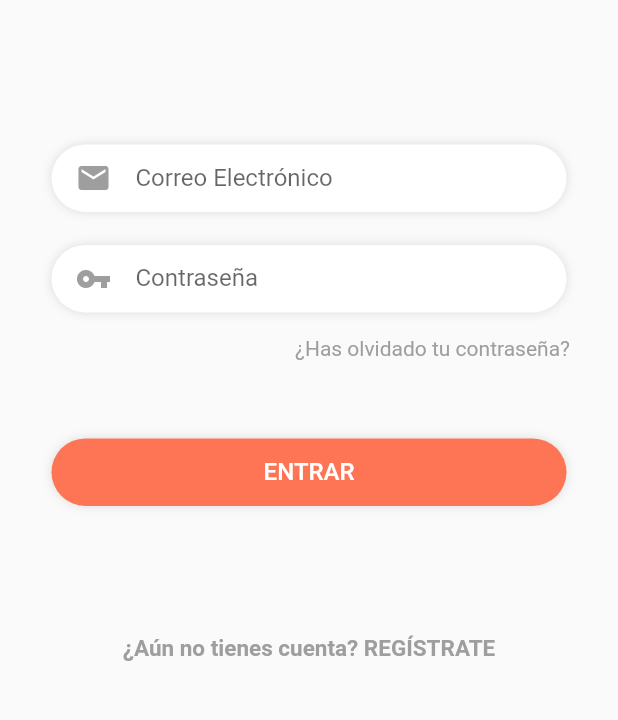
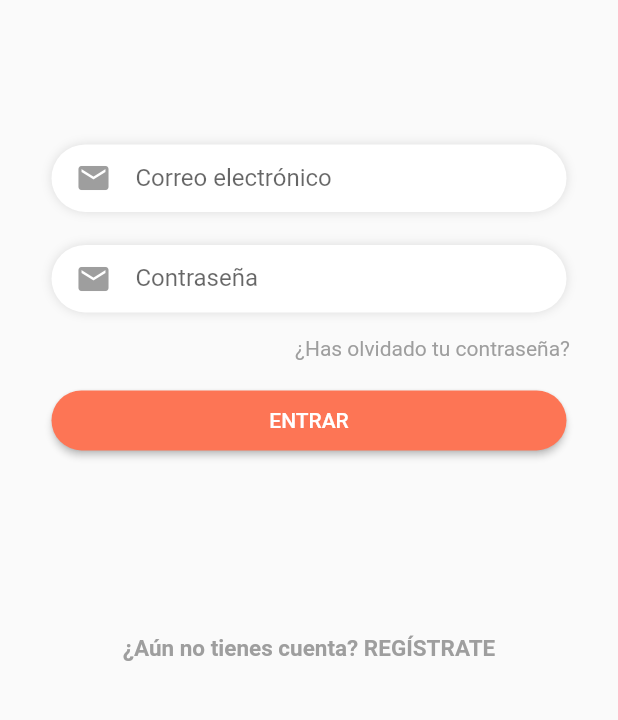
Before and after one commit to SergioGonzalezVelazquez/FoodFinder, a Flutter app: the screen it shows after launch, on a phone screen of 412 x 824 dp, the part 401-1121 px from its top. Run offline on Flutter 3.47's test engine with Material 2 defaults, Android fonts, the phone set to English and light mode, and no system bars; our stand-ins replace fluttertoast.

Commit message:
Cambios 26/05/2019
-Añadida persistencia con BBDD MySQL remota
-Gestor BBBDD con funciones para login y recuperar listado restaurantes
-PHP básico para recuperar restaurantes y loguearse

```diff
--- a/app_ipo/lib/components/item_restaurante_list.dart
+++ b/app_ipo/lib/components/item_restaurante_list.dart
@@ -14,7 +14,7 @@ class ItemRestauranteList extends StatelessWidget {
     return new Column(
       children: <Widget>[
         new Divider(
-          height: 30.0,
+          height: 20.0,
         ),
         new ListTile(
           //Logo del restaurante y distancia (izq)
--- a/app_ipo/lib/model/producto_model.dart
+++ b/app_ipo/lib/model/producto_model.dart
@@ -15,6 +15,8 @@ class ModeloProducto {
     this._precio = precio;
   }
 
+
+
   String get nombre => _nombre;
   String get imagen => _imagen;
   String get descripcion => _descripcion;
--- a/app_ipo/lib/model/user_model.dart
+++ b/app_ipo/lib/model/user_model.dart
@@ -1,14 +1,18 @@
-class User{
+class User {
   String _id;
-  String _name;
+  String _nombre;
   String _email;
   String _password;
 
-  User(this._id, this._name, this._email, this._password);
+  User(this._id, this._nombre, this._email, this._password);
+
+  factory User.fromJson(Map<String, dynamic> jsonData) {
+    return User(jsonData['id'], jsonData['nombre'], jsonData['email'],
+        jsonData['password']);
+  }
 
   String get id => _id;
-  String get name => _name;
+  String get nombre => _nombre;
   String get email => _email;
   String get password => _password;
-
 }
--- a/app_ipo/lib/pages/login_page.dart
+++ b/app_ipo/lib/pages/login_page.dart
@@ -1,14 +1,19 @@
+import 'dart:convert';
+
 import 'package:flutter/material.dart';
 import 'package:flutter/services.dart';
+import 'package:app_ipo/data/gestorBBDD.dart';
+import 'package:fluttertoast/fluttertoast.dart';
 
-class LoginPage extends StatelessWidget {
+import 'package:http/http.dart' as http;
+import 'package:app_ipo/model/user_model.dart';
+
+class LoginPage extends StatefulWidget {
   //Variable estática que se utiliza en routes.dart
   static const nombreRuta = "/login";
   static String logo = 'images/food-location.png';
 
-  static Widget itemCard(BuildContext context, String hint, IconData icono, bool pass,
-          TextInputType tipoTexto) =>
-      Container(
+  static Widget itemCard(BuildContext context, Widget widgetChild) => Container(
         width: MediaQuery.of(context).size.width / 1.2,
         height: 45,
         margin: EdgeInsets.only(top: 22),
@@ -21,23 +26,173 @@ class LoginPage extends StatelessWidget {
             borderRadius: BorderRadius.all(Radius.circular(50)),
             color: Colors.white,
             boxShadow: [BoxShadow(color: Colors.black12, blurRadius: 5)]),
-        child: TextFormField(
-          decoration: InputDecoration(
-            border: InputBorder.none,
-            icon: Icon(
-              icono,
-              color: Colors.grey,
-            ),
-            hintText: hint,
-          ),
-          obscureText: pass,
-          keyboardType: tipoTexto,
-        ),
+        child: widgetChild,
       );
+
+  _LoginPageState createState() => _LoginPageState();
+}
+
+class _LoginPageState extends State<LoginPage> {
   //0xFD7555
+
+  bool loading = false;
+  bool isLogedin = false;
+
+  final TextEditingController _emailController = TextEditingController();
+  final TextEditingController _passController = TextEditingController();
+
+  Future<List> sign_in(String email, String pass) async {
+    setState(() {
+      loading = true;
+    });
+
+    User usuario = await conectorBBDD.login(email, pass);
+    if (usuario != null) {
+      //Login correcto
+      print('ok '+ usuario.nombre);
+      Navigator.pushReplacementNamed(context, '/home');
+    } else {
+      //Login incorrecto
+      Fluttertoast.showToast(msg: "Usuario o contraseña incorrectos");
+    }
+
+    setState(() {
+      loading = false;
+    });
+  }
+
+  @override
+  void initState() {
+    super.initState();
+    //  isSignedIn();
+  }
+
+/*
+  void isSignedIn() async {
+    setState(() {
+      loading = true;
+    });
+
+    preferences = await SharedPreferences.getInstance();
+    isLogedin = await _googleSignIn.isSignedIn();
+
+    if (isLogedin) {
+      Navigator.pushReplacementNamed(context, '/home');
+    }
+
+    setState(() {
+      loading = false;
+    });
+  }
+
+  Future handleSignIn() async {
+    preferences = await SharedPreferences.getInstance();
+
+    setState(() {
+      loading = true;
+    });
+
+    GoogleSignInAccount googleUser = await _googleSignIn.signIn();
+    GoogleSignInAuthentication googleSignInAuthentication =
+        await googleUser.authentication;
+    FirebaseUser firebaseUser = await _firebaseAuth.signInWithGoogle(
+      idToken: googleSignInAuthentication.idToken,
+      accessToken: googleSignInAuthentication.accessToken,
+    );
+
+    if (firebaseUser != null) {
+      //Si el usuario de Google existe, comprobamos si está registrado en nuestra BBDD
+      final QuerySnapshot result = await Firestore.instance
+          .collection("usuario")
+          .where("id", isEqualTo: firebaseUser.uid)
+          .getDocuments();
+      final List<DocumentSnapshot> documents = result.documents;
+
+      if (documents.length == 0) {
+        //Si el usuario no existe en nuestra bbdd...
+        //insertamos el usuario en la bbdd
+        Firestore.instance
+            .collection("usuario")
+            .document(firebaseUser.uid)
+            .setData({
+          "id": firebaseUser.uid,
+          "username": firebaseUser.displayName,
+          "profilePicture": firebaseUser.photoUrl,
+        });
+        await preferences.setString("id", firebaseUser.uid);
+        await preferences.setString("username", firebaseUser.displayName);
+        await preferences.setString("photoUrl", firebaseUser.displayName);
+      } else {
+        await preferences.setString("id", documents[0]['id']);
+        await preferences.setString("username", documents[0]['username']);
+        await preferences.setString("photoUrl", documents[0]['photoUrl']);
+      }
+      Fluttertoast.showToast(msg: "Logged was succesful");
+      setState(() {
+        loading = false;
+      });
+    } else {}
+  }
+*/
   @override
   Widget build(BuildContext context) {
     // TODO: implement build
+
+    final txtEmail = TextFormField(
+      maxLines: 1,
+      autofocus: false,
+      obscureText: false,
+      controller: _emailController,
+      decoration: new InputDecoration(
+        border: InputBorder.none,
+        icon: Icon(
+          Icons.email,
+          color: Colors.grey,
+        ),
+        hintText: 'Correo electrónico',
+      ),
+      keyboardType: TextInputType.emailAddress,
+      validator: (value) => value.isEmpty ? 'Email can\'t be empty' : null,
+    );
+
+    final txtPassword = TextFormField(
+      maxLines: 1,
+      autofocus: false,
+      controller: _passController,
+      decoration: new InputDecoration(
+        border: InputBorder.none,
+        icon: Icon(
+          Icons.email,
+          color: Colors.grey,
+        ),
+        hintText: 'Contraseña',
+      ),
+      obscureText: true,
+      keyboardType: TextInputType.text,
+      validator: (value) => value.isEmpty ? 'Password can\'t be empty' : null,
+    );
+
+    final loginButton = Container(
+      width: MediaQuery.of(context).size.width / 1.2,
+      padding: EdgeInsets.symmetric(vertical: 16.0),
+      child: RaisedButton(
+        shape: RoundedRectangleBorder(
+          borderRadius: BorderRadius.circular(24),
+        ),
+        onPressed: () {
+          // _emailLogin(
+          //   email: _email.text, password: _password.text, context: context);
+          print(_emailController.text);
+          //Navigator.pushReplacementNamed(context, '/home');
+          sign_in(_emailController.text, _passController.text);
+          //handleSignIn();
+        },
+        padding: EdgeInsets.all(12),
+        color: Theme.of(context).primaryColor,
+        child: Text('ENTRAR', style: TextStyle(color: Colors.white)),
+      ),
+    );
+
     return Scaffold(
       resizeToAvoidBottomPadding: false,
       body: Container(
@@ -51,7 +206,7 @@ class LoginPage extends StatelessWidget {
                 mainAxisAlignment: MainAxisAlignment.center,
                 children: <Widget>[
                   new Image.asset(
-                    logo,
+                    LoginPage.logo,
                     scale: 3,
                     alignment: Alignment.center,
                   ),
@@ -68,10 +223,8 @@ class LoginPage extends StatelessWidget {
               padding: EdgeInsets.only(top: 12),
               child: Column(
                 children: <Widget>[
-                  itemCard(context, 'Correo Electrónico', Icons.email, false,
-                      TextInputType.emailAddress),
-                  itemCard(context, 'Contraseña', Icons.vpn_key, true,
-                      TextInputType.text),
+                  LoginPage.itemCard(context, txtEmail),
+                  LoginPage.itemCard(context, txtPassword),
                   Align(
                     alignment: Alignment.centerRight,
                     child: Padding(
@@ -82,31 +235,7 @@ class LoginPage extends StatelessWidget {
                       ),
                     ),
                   ),
-                  Container(
-                    width: MediaQuery.of(context).size.width / 1.2,
-                    height: 45,
-                    margin: EdgeInsets.only(top: 52),
-                    padding:
-                        EdgeInsets.only(top: 4, left: 16, right: 16, bottom: 4),
-                    decoration: BoxDecoration(
-                        borderRadius: BorderRadius.all(Radius.circular(50)),
-                        color: Color.fromRGBO(253, 117, 85, 1),
-                        boxShadow: [
-                          BoxShadow(color: Colors.black12, blurRadius: 5)
-                        ]),
-                    child: FlatButton(
-                      child: Text(
-                        'ENTRAR',
-                        style: TextStyle(fontSize: 16.0),
-                      ),
-                      textColor: Colors.white,
-                      color: Colors.transparent,
-                      onPressed: () {
-                        print("Has presionado el botón de entrar");
-                        Navigator.pushNamed(context, '/home');
-                      },
-                    ),
-                  ),
+                  loginButton,
                   Expanded(
                     child: Column(
                       mainAxisAlignment: MainAxisAlignment.end,
@@ -129,6 +258,18 @@ class LoginPage extends StatelessWidget {
                         )
                       ],
                     ),
+                  ),
+                  Visibility(
+                    visible: loading ?? true,
+                    child: Center(
+                      child: Container(
+                        alignment: Alignment.center,
+                        color: Colors.white.withOpacity(0.9),
+                        child: CircularProgressIndicator(
+                          valueColor: AlwaysStoppedAnimation<Color>(Colors.red),
+                        ),
+                      ),
+                    ),
                   )
                 ],
               ),
```
Also changed, not shown: app_ipo/lib/components/listview_restaurants.dart (+53 -15 lines), app_ipo/lib/components/loading.dart (added, +89 -0 lines), app_ipo/lib/data/database_helper.dart (deleted, +0 -98 lines), app_ipo/lib/data/gestorBBDD.dart (added, +36 -0 lines), app_ipo/lib/data/user_repository.dart (added, +26 -0 lines), app_ipo/lib/model/restaurante_model.dart (+20 -1 lines), app_ipo/lib/pages/restaurantes_page.dart (+0 -13 lines), app_ipo/lib/pages/singup_page.dart (+8 -8 lines), app_ipo/pubspec.yaml (+11 -2 lines), 7 other files.
